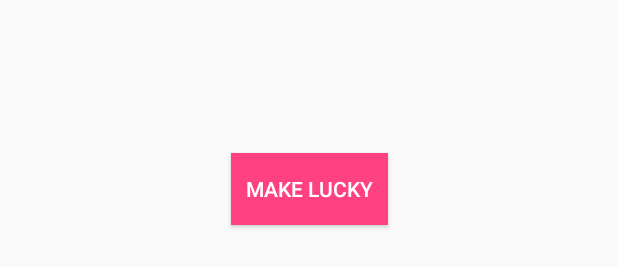
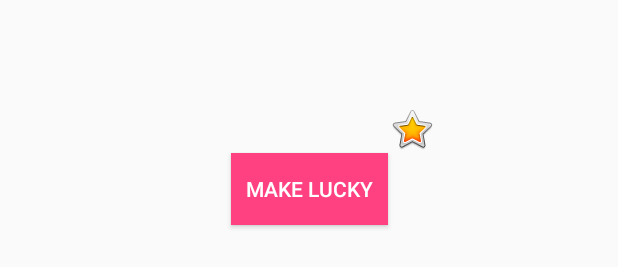
Before and after one commit to butorisa/fortune-app, an Android app: the layout fragment_entry.xml on its own in the app's theme, with its tools: preview values and no code run, on a phone screen of 412 x 824 dp. Shown: the part 429-696 px from the top of the screen. Run offline under Robolectric (Android 15) with nearby library versions, the phone set to English and light mode, and no system bars.

Commit message:
2020/12/07 ランダムにスターアイコンを表示

```diff
--- a/app/src/main/java/com/fortune/fragment/EntryFragment.kt
+++ b/app/src/main/java/com/fortune/fragment/EntryFragment.kt
@@ -5,6 +5,7 @@ import android.view.LayoutInflater
 import android.view.View
 import android.view.ViewGroup
 import android.widget.Button
+import android.widget.ImageView
 import androidx.fragment.app.Fragment
 import com.fortune.R
 
@@ -20,6 +21,10 @@ class EntryFragment : Fragment() {
     ): View? {
         super.onCreateView(inflater, container, savedInstanceState)
         val view = inflater.inflate(R.layout.fragment_entry, container, false)
+        val num = (1..2).random()
+        if (num == 2){
+            view.findViewById<ImageView>(R.id.new_icon).visibility = View.GONE
+        }
 
         // ボタン押下でFortuneResultFragmentに移動
         view?.findViewById<Button>(R.id.button_telling_fortune)?.setOnClickListener {
--- a/app/src/main/res/layout/fragment_entry.xml
+++ b/app/src/main/res/layout/fragment_entry.xml
@@ -1,6 +1,7 @@
 <?xml version="1.0" encoding="utf-8"?>
 <androidx.constraintlayout.widget.ConstraintLayout xmlns:android="http://schemas.android.com/apk/res/android"
     xmlns:app="http://schemas.android.com/apk/res-auto"
+    xmlns:tools="http://schemas.android.com/tools"
     android:id="@+id/layout_entry"
     android:layout_width="match_parent"
     android:layout_height="match_parent">
@@ -19,4 +20,12 @@
         app:layout_constraintStart_toStartOf="parent"
         app:layout_constraintTop_toTopOf="parent" />
 
+    <ImageView
+        android:id="@+id/new_icon"
+        android:layout_width="wrap_content"
+        android:layout_height="wrap_content"
+        app:srcCompat="@android:drawable/btn_star_big_on"
+        app:layout_constraintBottom_toTopOf="@+id/button_telling_fortune"
+        app:layout_constraintLeft_toRightOf="@+id/button_telling_fortune" />
+
 </androidx.constraintlayout.widget.ConstraintLayout>
```
